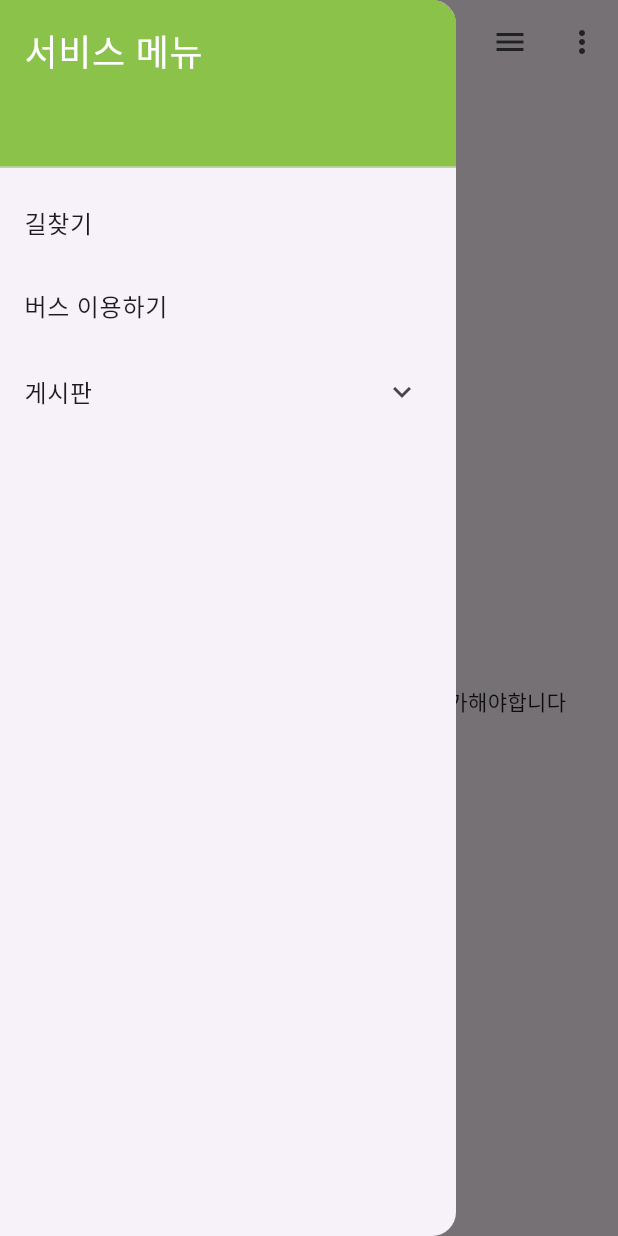
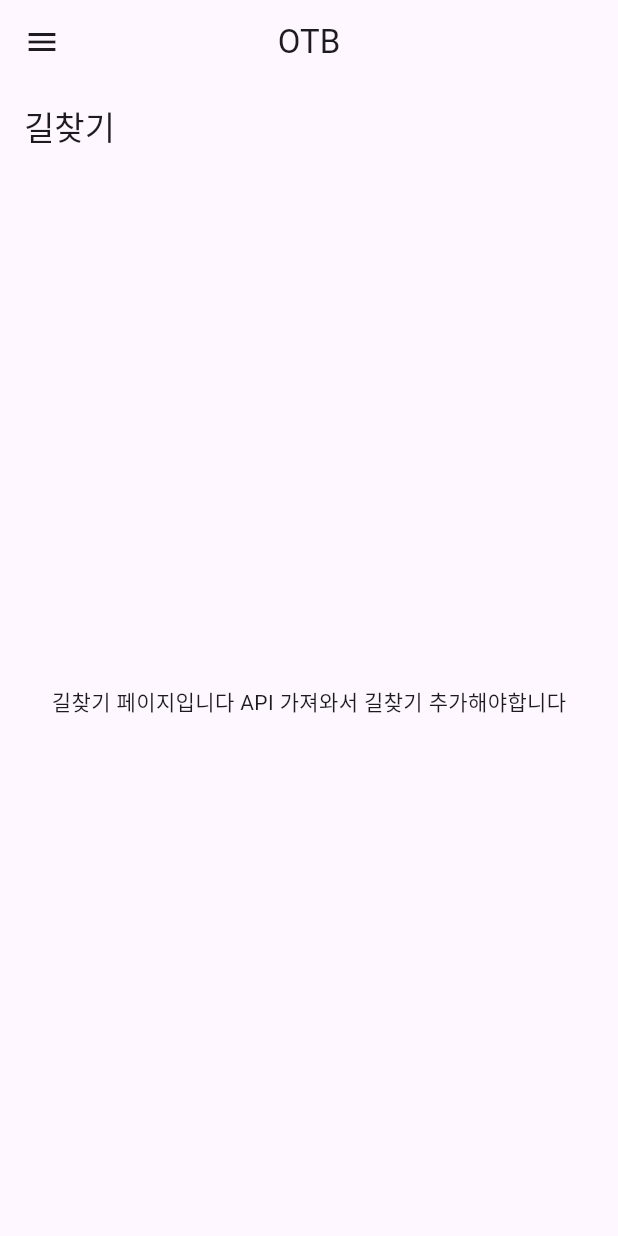
Before and after one commit to pss214/projectOTB_sup, a Flutter app: the screen it shows after launch, in the side drawer, after a tap on "길찾기", on a phone screen of 412 x 824 dp. Run offline on Flutter 3.47's test engine with Material 3 defaults, Android fonts, the phone set to English and light mode, and no system bars; our stand-ins replace carousel_slider; network calls fail.

Commit message:
feat: 카테고리 선택 시 자동으로 메뉴 창 닫힘

```diff
--- a/otbapp/lib/app_menu.dart
+++ b/otbapp/lib/app_menu.dart
@@ -11,6 +11,7 @@ class AppMenu extends StatefulWidget {
 }
 
 class _AppMenuState extends State<AppMenu> {
+  final GlobalKey<ScaffoldState> _scaffoldKey = GlobalKey<ScaffoldState>();
   String currentPage = 'home';
 
   @override
@@ -20,7 +21,10 @@ class _AppMenuState extends State<AppMenu> {
       theme: ThemeData(
         primarySwatch: Colors.lightGreen,
       ),
-      home: Scaffold(
+      home: Builder(
+        builder: (BuildContext context) {
+          return Scaffold(
+            key: _scaffoldKey,
             appBar: AppBar(
               title: InkWell(
                 onTap: () {
@@ -33,14 +37,6 @@ class _AppMenuState extends State<AppMenu> {
               centerTitle: true,
               elevation: 0.0,
               actions: <Widget>[
-            IconButton(
-              icon: Icon(Icons.menu),
-              onPressed: () {},
-            ),
-            IconButton(
-              icon: Icon(Icons.more_vert),
-              onPressed: () {},
-            )
               ],
             ),
             drawer: Drawer(
@@ -65,17 +61,13 @@ class _AppMenuState extends State<AppMenu> {
                   ListTile(
                     title: Text('길찾기'),
                     onTap: () {
-                  setState(() {
-                    currentPage = 'navigation';
-                  });
+                      _navigateToPage('navigation', context);
                     },
                   ),
                   ListTile(
                     title: Text('버스 이용하기'),
                     onTap: () {
-                    setState(() {
-                      currentPage = 'bus';
-                    });
+                      _navigateToPage('bus', context);
                       print('버스 이용하기 tapped');
                     },
                   ),
@@ -85,18 +77,14 @@ class _AppMenuState extends State<AppMenu> {
                       ListTile(
                         title: Text('공지사항'),
                         onTap: () {
-                      setState(() {
-                        currentPage = 'notice';
-                      });
+                          _navigateToPage('notice', context);
                           print('공지사항 tapped');
                         },
                       ),
                       ListTile(
                         title: Text('자유게시판'),
                         onTap: () {
-                      setState(() {
-                        currentPage = 'freeBoard';
-                      });
+                          _navigateToPage('freeBoard', context);
                           print('자유게시판 tapped');
                         },
                       ),
@@ -106,9 +94,12 @@ class _AppMenuState extends State<AppMenu> {
               ),
             ),
             body: _getPage(),
+          );
+        },
       ),
     );
   }
+
   Widget _getPage() {
     switch (currentPage) {
       case 'navigation':
@@ -123,4 +114,11 @@ class _AppMenuState extends State<AppMenu> {
         return MyHomePage();
     }
   }
+
+  void _navigateToPage(String page, BuildContext context) {
+    setState(() {
+      currentPage = page;
+    });
+    Navigator.of(context).pop();
   }
+}
```
Lines whose indentation alone changed are shown as unchanged.
